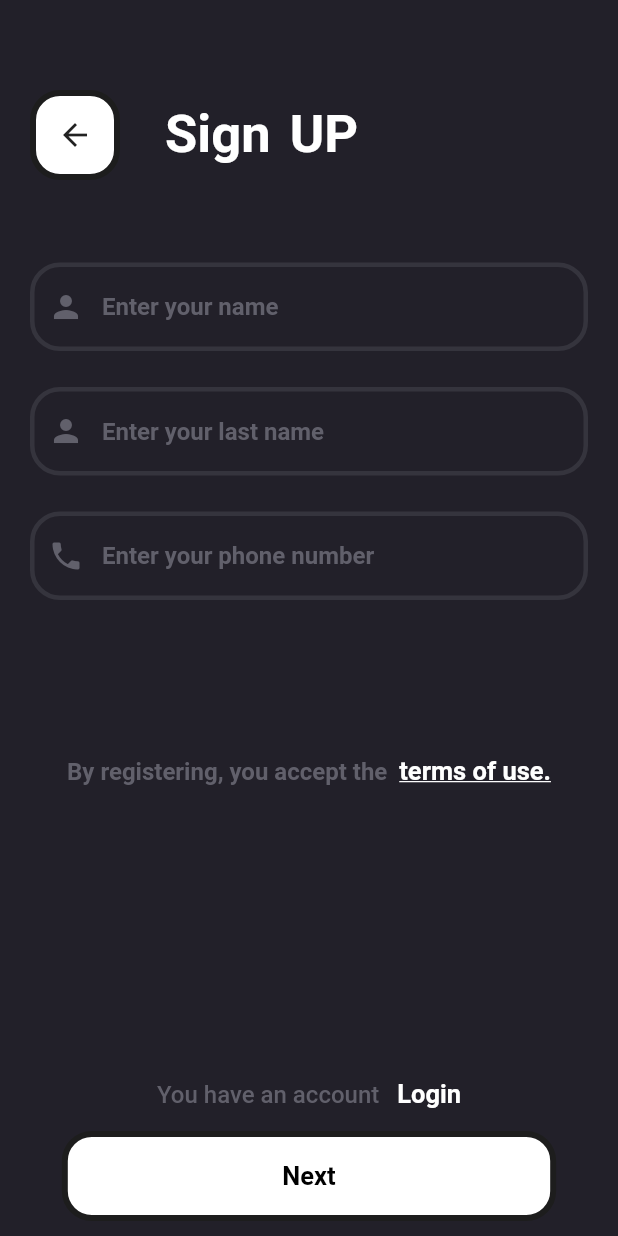
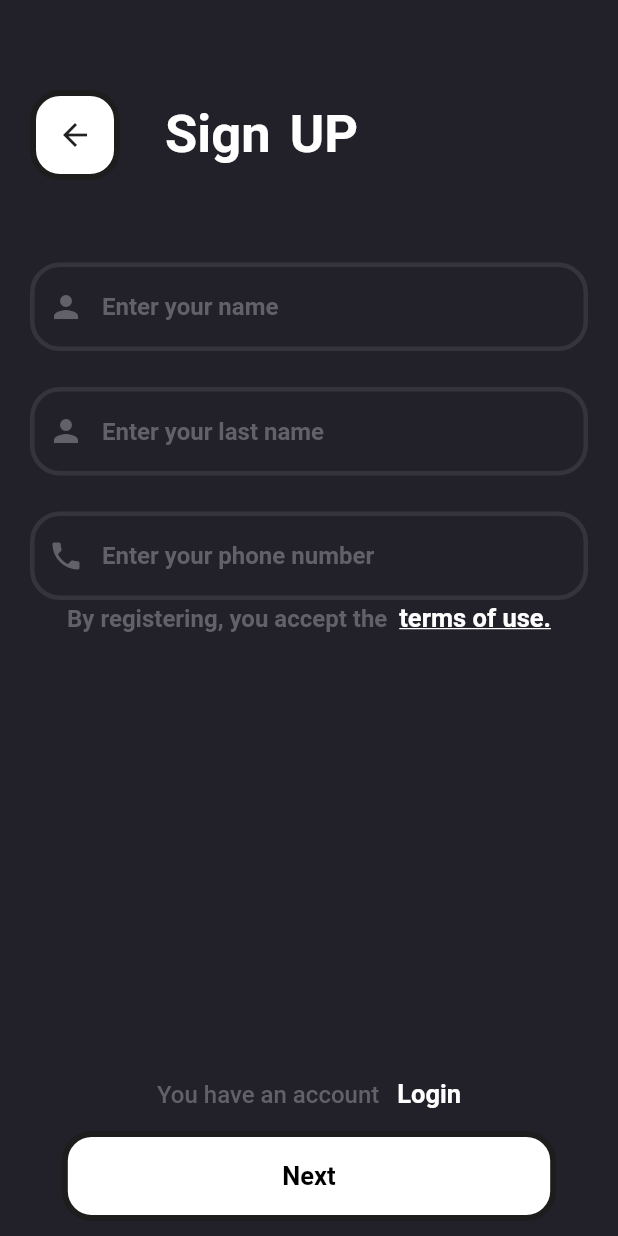
Before and after one commit to taylanyildiz/chatUp-Mobile, a Flutter app: the screen it shows after launch, after a tap on "Register", on a phone screen of 412 x 824 dp. Run offline on Flutter 3.47's test engine with Material 2 defaults, Android fonts, the light colour scheme and no system bars; our stand-ins replace flutter_secure_storage, font_awesome_flutter, get, image_cropper, image_picker, socket_io_client; accounts and stored records are empty.

Commit message:
fixed login register screen and message detail screen input message box bottom margin set

```diff
--- a/lib/screens/chat_detail_screen.dart
+++ b/lib/screens/chat_detail_screen.dart
@@ -28,6 +28,7 @@ class ChatDetailScreen extends GetView<ChatDetailController> {
 
   InputMessage _buildInputMessageBox() {
     return InputMessage(
+      marginBottom: 15.0,
       textController: controller.messageController,
       onChanded: controller.onChanged,
       onSend: controller.sendMessage,
--- a/lib/screens/register_screen.dart
+++ b/lib/screens/register_screen.dart
@@ -95,11 +95,7 @@ class RegisterScreen extends GetView<RegisterController> {
   }
 
   Widget _buildTermOfUse() {
-    return Positioned(
-      left: 0,
-      right: 0,
-      bottom: 300.0,
-      child: Opacity(
+    return Opacity(
       opacity: (1 - controller.page).clamp(0.0, 1.0),
       child: Center(
         child: RichText(
@@ -125,7 +121,6 @@ class RegisterScreen extends GetView<RegisterController> {
                   ..onTap = () => print('Term of Use'),
               ),
             ],
-            ),
           ),
         ),
       ),
--- a/lib/widgets/log_reg_button.dart
+++ b/lib/widgets/log_reg_button.dart
@@ -54,7 +54,7 @@ class _LogRegButtonState extends State<LogRegButton>
   Widget build(BuildContext context) {
     final size = MediaQuery.of(context).size;
     return Container(
-      margin: EdgeInsets.only(left: 20.0, right: 20.0, bottom: 10.0),
+      margin: EdgeInsets.only(left: 20.0, right: 20.0, bottom: 20.0),
       height: 60.0,
       decoration: BoxDecoration(
           borderRadius: BorderRadius.circular(20.0),
--- a/lib/widgets/message_box.dart
+++ b/lib/widgets/message_box.dart
@@ -25,6 +25,7 @@ class MessageBox extends StatelessWidget {
         left: isMe ? 150.0 : 0.0,
         top: 10.0,
       ),
+      constraints: BoxConstraints(),
       padding: EdgeInsets.symmetric(vertical: 10.0, horizontal: 15.0),
       decoration: BoxDecoration(
         color: isMe ? CustomColors.currentMessageBox : CustomColors.messageBox,
@@ -56,6 +57,7 @@ class MessageBox extends StatelessWidget {
               fontWeight: FontWeight.normal,
             ),
           ),
+          // created at message
           SizedBox(width: 5.0),
           isMe
               ? Icon(
@@ -63,6 +65,7 @@ class MessageBox extends StatelessWidget {
                   size: 15.0,
                 )
               : SizedBox.shrink()
+          // message read
         ],
       ),
     );
```
Also changed, not shown: 6 other files. Lines whose indentation alone changed are shown as unchanged.
